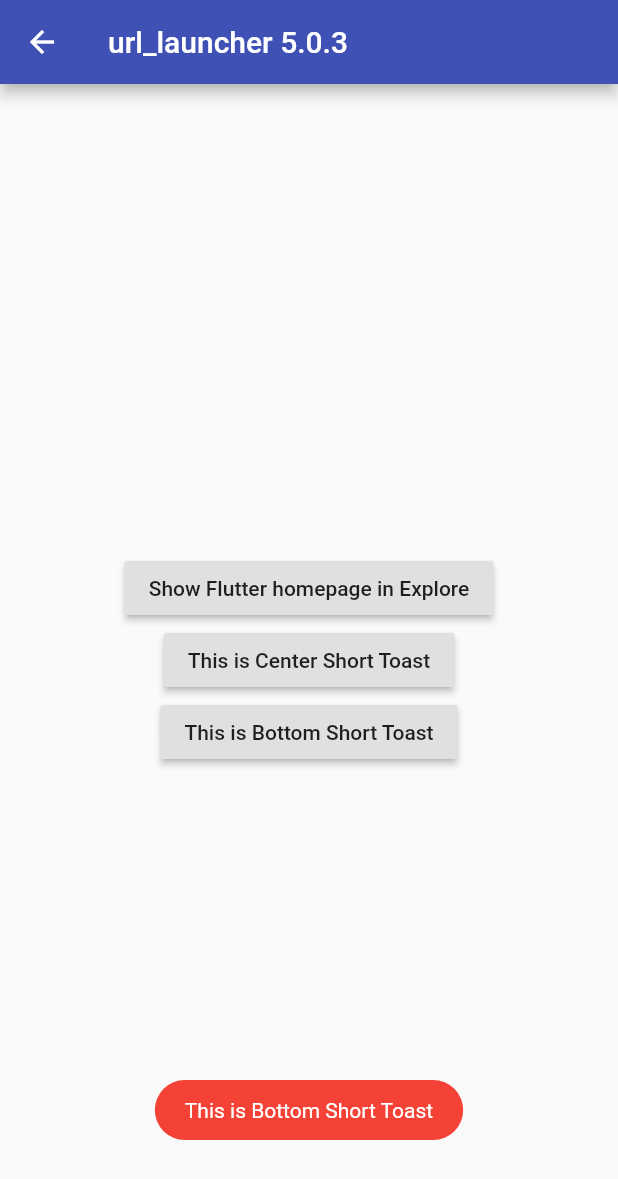
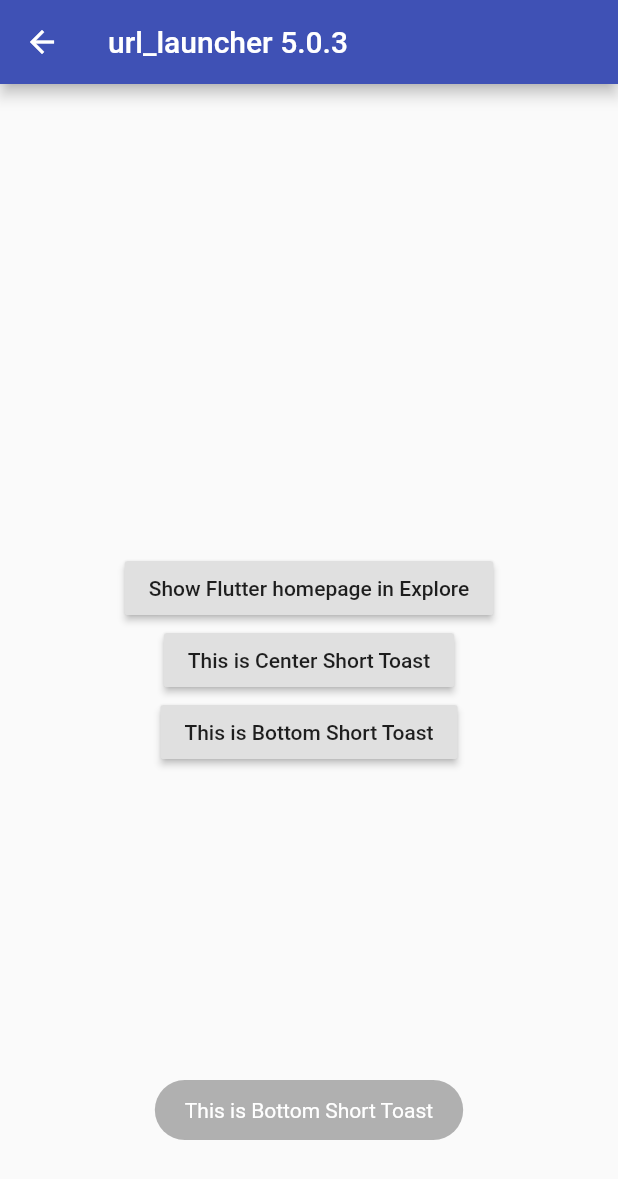
Before and after one commit to icookingcode/flutter_basic, a Flutter app: the UrlLaunchDemo screen opened directly, after a tap on "This is Bottom Short Toast", on a phone screen of 412 x 824 dp. Shown: the top 1179 px of the screen. Run offline on Flutter 3.47's test engine with Material 2 defaults, Android fonts, the phone set to English and light mode, and no system bars; our stand-ins replace date_format, dio, fluttertoast, pull_to_refresh, shared_preferences; missing offline and left inert: flutter_webview_plugin, lpinyin; accounts and stored records are empty; network calls fail.

Commit message:
Toast 背景色修改

```diff
--- a/lib/demo/url_launch_demo.dart
+++ b/lib/demo/url_launch_demo.dart
@@ -28,7 +28,7 @@ class UrlLaunchDemo extends StatelessWidget {
         toastLength: Toast.LENGTH_SHORT,
         gravity: ToastGravity.BOTTOM,
         timeInSecForIos: 1,
-        backgroundColor: Colors.red,
+        backgroundColor: Colors.grey.withOpacity(0.8),
         textColor: Colors.white,
         fontSize: 14.0);
   }
```
